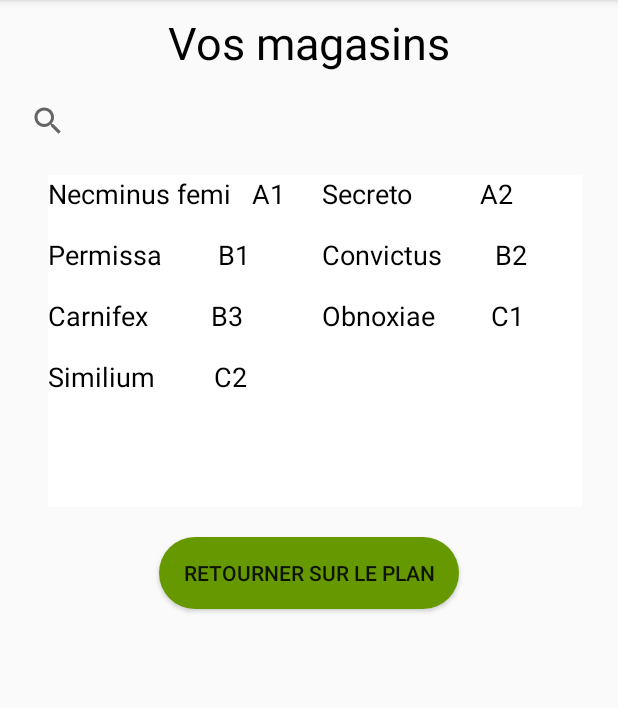
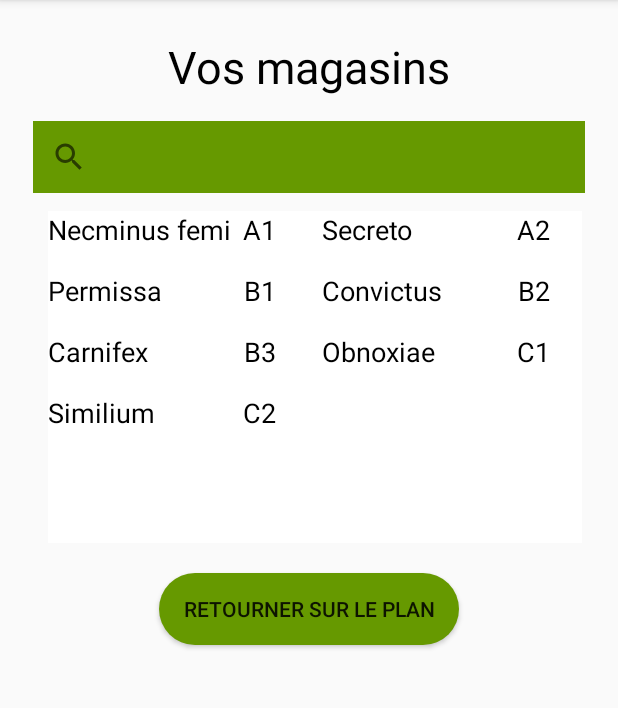
Before and after one commit to Clairehere/CentreCommercialRobot, an Android app: the ListActivity screen opened directly, with no data from a screen before it, on a phone screen of 412 x 824 dp, the part 84-792 px from its top. Run offline under Robolectric (Android 15) with nearby library versions, the phone set to English and light mode, and no system bars.

Commit message:
color SearchView

```diff
--- a/app/src/main/res/layout/activity_list.xml
+++ b/app/src/main/res/layout/activity_list.xml
@@ -15,12 +15,11 @@
         android:layout_marginLeft="8dp"
         android:layout_marginRight="8dp"
         android:layout_marginStart="8dp"
-        android:layout_marginTop="8dp"
+        android:layout_marginTop="16dp"
+        android:background="@android:color/holo_green_dark"
         app:layout_constraintEnd_toEndOf="parent"
-        app:layout_constraintHorizontal_bias="0.0"
         app:layout_constraintStart_toStartOf="parent"
-        app:layout_constraintTop_toBottomOf="@+id/tv_shop"
-        />
+        app:layout_constraintTop_toBottomOf="@+id/tv_shop" />
 
     <TextView
         android:id="@+id/tv_shop"
@@ -30,7 +29,7 @@
         android:layout_marginLeft="8dp"
         android:layout_marginRight="8dp"
         android:layout_marginStart="8dp"
-        android:layout_marginTop="8dp"
+        android:layout_marginTop="24dp"
         android:text="@string/shop"
         android:textColor="@android:color/background_dark"
         android:textSize="30sp"
--- a/app/src/main/res/layout/item_list.xml
+++ b/app/src/main/res/layout/item_list.xml
@@ -6,7 +6,7 @@
 
     <TextView
         android:id="@+id/tv_name"
-        android:layout_width="wrap_content"
+        android:layout_width="110dp"
         android:layout_height="wrap_content"
         android:layout_weight="1"
         android:text="@string/name"
```
Also changed, not shown: app/src/main/res/layout/activity_main.xml (+11 -11 lines).
